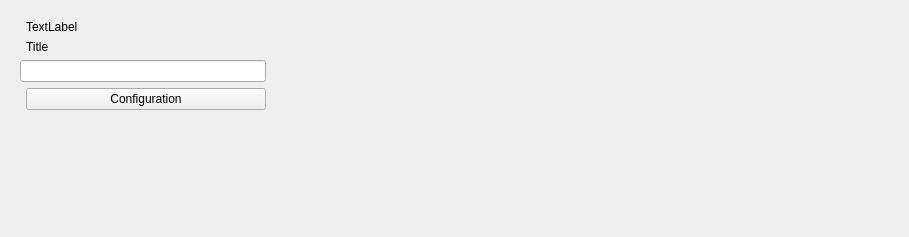
Qt form forms/sensorpanel.ui (GaitRehabilitation/SMART) before a commit.
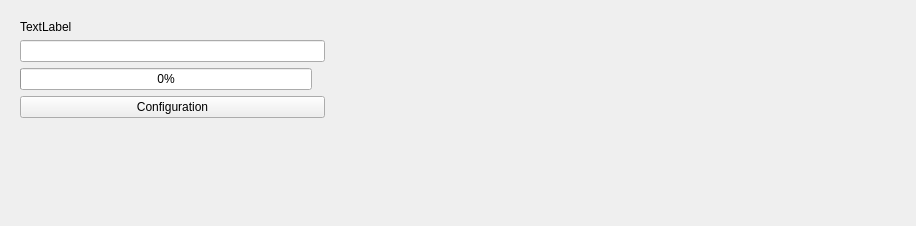
The same form after that commit. Custom widgets are drawn as their Qt base class.

Diff of the .ui file:
```diff
--- a/forms/sensorpanel.ui
+++ b/forms/sensorpanel.ui
@@ -6,8 +6,8 @@
    <rect>
     <x>0</x>
     <y>0</y>
-    <width>909</width>
-    <height>237</height>
+    <width>916</width>
+    <height>226</height>
    </rect>
   </property>
   <property name="minimumSize">
@@ -24,38 +24,55 @@
     <widget class="QWidget" name="formWidget" native="true">
      <property name="sizePolicy">
       <sizepolicy hsizetype="Preferred" vsizetype="Preferred">
-       <horstretch>3</horstretch>
+       <horstretch>4</horstretch>
        <verstretch>0</verstretch>
       </sizepolicy>
      </property>
-     <layout class="QFormLayout" name="formLayout">
-      <property name="labelAlignment">
-       <set>Qt::AlignLeading|Qt::AlignLeft|Qt::AlignVCenter</set>
-      </property>
-      <item row="2" column="0" colspan="2">
-       <widget class="QLineEdit" name="sensorName"/>
-      </item>
-      <item row="1" column="1">
-       <widget class="QLabel" name="title">
-        <property name="text">
-         <string>Title</string>
+     <layout class="QGridLayout" name="gridLayout">
+      <item row="5" column="0">
+       <spacer name="verticalSpacer">
+        <property name="orientation">
+         <enum>Qt::Vertical</enum>
         </property>
-       </widget>
+        <property name="sizeHint" stdset="0">
+         <size>
+          <width>20</width>
+          <height>40</height>
+         </size>
+        </property>
+       </spacer>
       </item>
-      <item row="0" column="1">
-       <widget class="QLabel" name="deviceAddress">
-        <property name="text">
-         <string>TextLabel</string>
+      <item row="3" column="0">
+       <widget class="QProgressBar" name="battery">
+        <property name="value">
+         <number>0</number>
         </property>
        </widget>
       </item>
       <item row="3" column="1">
+       <widget class="QLabel" name="voltage">
+        <property name="text">
+         <string/>
+        </property>
+       </widget>
+      </item>
+      <item row="4" column="0" colspan="2">
        <widget class="QPushButton" name="configButton">
         <property name="text">
          <string>Configuration</string>
         </property>
        </widget>
       </item>
+      <item row="1" column="0" colspan="2">
+       <widget class="QLineEdit" name="sensorName"/>
+      </item>
+      <item row="0" column="0">
+       <widget class="QLabel" name="deviceAddress">
+        <property name="text">
+         <string>TextLabel</string>
+        </property>
+       </widget>
+      </item>
      </layout>
     </widget>
    </item>
```
Left out of the diff: 2 changed lines with no effect on the pictures.
